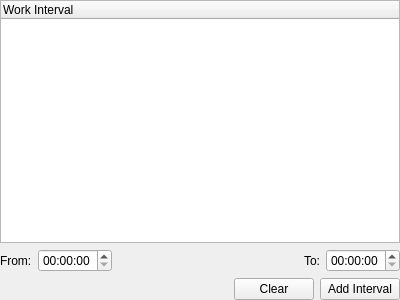
Before: the Qt Designer form kplato/libs/ui/kptintervaleditbase.ui in KDE/calligra, drawn with Qt 5.
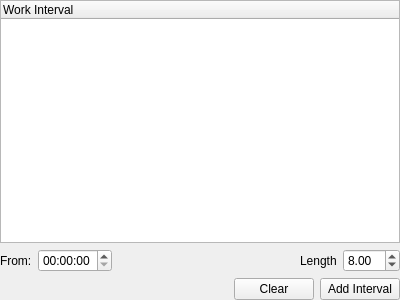
After: the same form once the commit is applied.

```diff
--- a/kplato/libs/ui/kptintervaleditbase.ui
+++ b/kplato/libs/ui/kptintervaleditbase.ui
@@ -17,8 +17,14 @@
    <property name="margin" >
     <number>0</number>
    </property>
-   <property name="spacing" >
-    <number>6</number>
+   <property name="topMargin" >
+    <number>0</number>
+   </property>
+   <property name="rightMargin" >
+    <number>0</number>
+   </property>
+   <property name="bottomMargin" >
+    <number>0</number>
    </property>
    <item>
     <widget class="QTreeWidget" name="intervalList" >
@@ -31,12 +37,6 @@
    </item>
    <item>
     <layout class="QHBoxLayout" >
-     <property name="margin" >
-      <number>0</number>
-     </property>
-     <property name="spacing" >
-      <number>6</number>
-     </property>
      <item>
       <widget class="QLabel" name="textLabel1" >
        <property name="text" >
@@ -57,8 +57,8 @@
        </property>
        <property name="sizeHint" >
         <size>
-         <width>40</width>
-         <height>20</height>
+         <width>161</width>
+         <height>21</height>
         </size>
        </property>
       </spacer>
@@ -66,7 +66,7 @@
      <item>
       <widget class="QLabel" name="textLabel2" >
        <property name="text" >
-        <string>To:</string>
+        <string>Length</string>
        </property>
        <property name="wordWrap" >
         <bool>false</bool>
@@ -74,7 +74,14 @@
       </widget>
      </item>
      <item>
-      <widget class="QTimeEdit" name="endTime" />
+      <widget class="QDoubleSpinBox" name="length" >
+       <property name="maximum" >
+        <double>24.000000000000000</double>
+       </property>
+       <property name="value" >
+        <double>8.000000000000000</double>
+       </property>
+      </widget>
      </item>
     </layout>
    </item>
```
Left out of the diff: 17 changed lines with no effect on the pictures.
